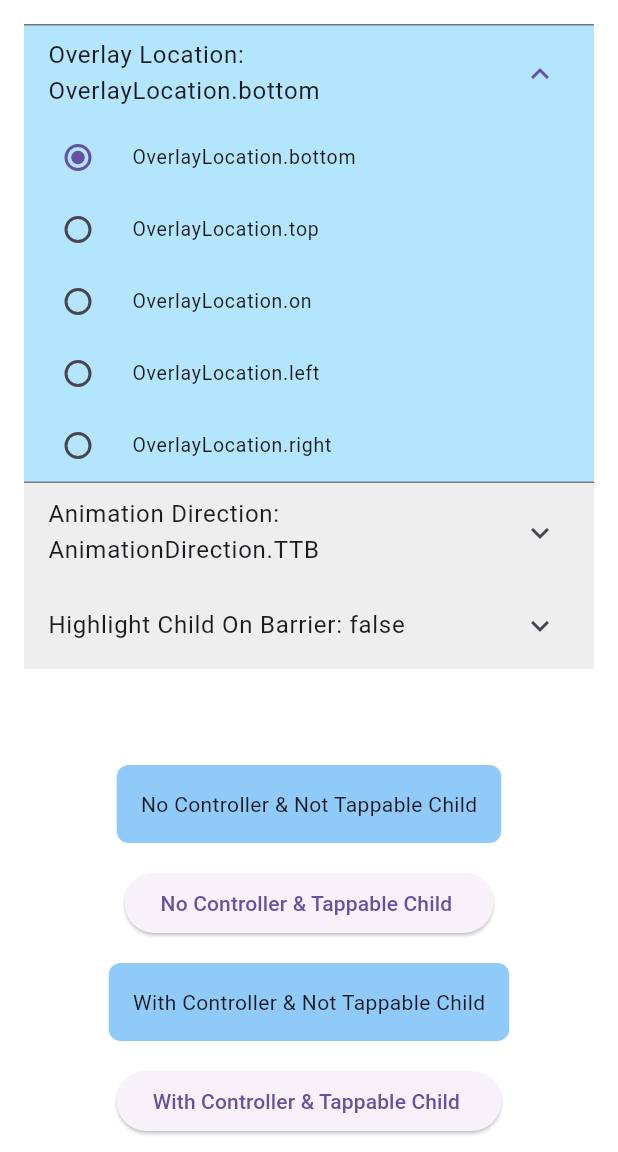
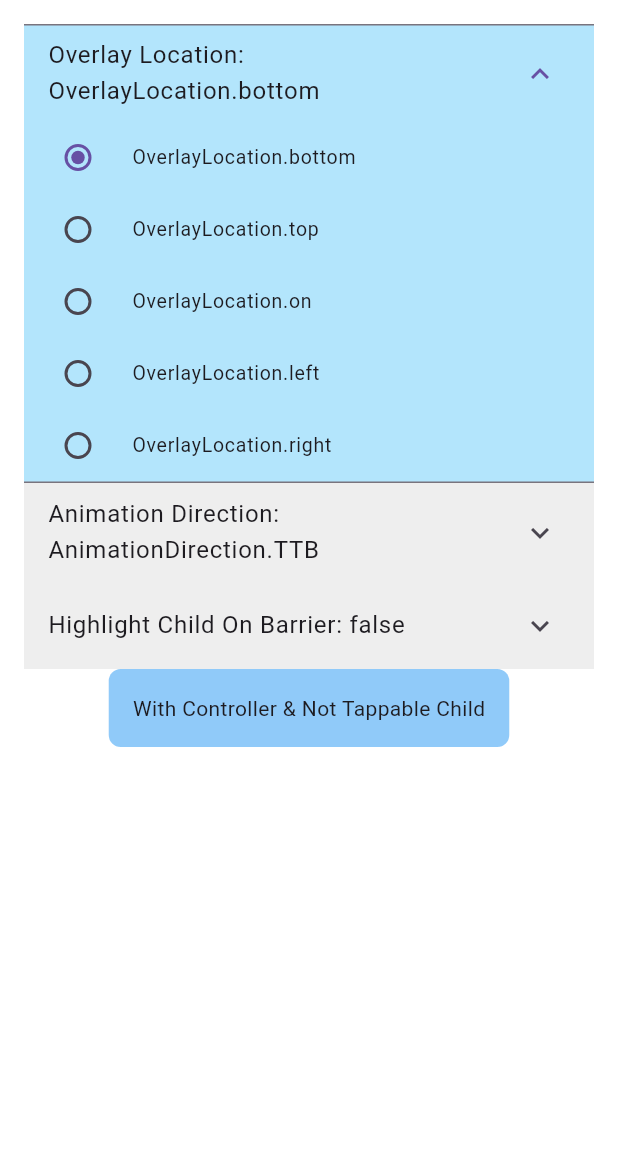
Before and after one commit to metekaganmusaak/overlay_popup_dialog, a Flutter app: the screen it shows after launch, after a tap on an icon or button, on a phone screen of 412 x 824 dp, the part 84-1236 px from its top. Run offline on Flutter 3.47's test engine with Material 3 defaults, Android fonts, the phone set to English and light mode, and no system bars.

Commit message:
new version

```diff
--- a/example/lib/main.dart
+++ b/example/lib/main.dart
@@ -61,6 +61,8 @@ class _HomePageState extends State<HomePage> {
   List<AnimationDirection> directions = [
     AnimationDirection.TTB,
     AnimationDirection.BTT,
+    AnimationDirection.LTR,
+    AnimationDirection.RTL,
   ];
 
   AnimationDirection selectedDirection = AnimationDirection.TTB;
@@ -90,25 +92,9 @@ class _HomePageState extends State<HomePage> {
                     title: Text(location.toString()),
                     onChanged: (v) {
                       if (v != null) {
-                        setState(() => selectedLocation = location);
-                        if (selectedLocation == OverlayLocation.left ||
-                            selectedLocation == OverlayLocation.right) {
-                          setState(() {
-                            selectedDirection = AnimationDirection.LTR;
-                            directions = [
-                              AnimationDirection.LTR,
-                              AnimationDirection.RTL,
-                            ];
-                          });
-                        } else {
-                          setState(() {
-                            selectedDirection = AnimationDirection.TTB;
-                            directions = [
-                              AnimationDirection.TTB,
-                              AnimationDirection.BTT,
-                            ];
-                          });
-                        }
+                        setState(() {
+                          selectedLocation = v;
+                        });
                       }
                     },
                   ),
@@ -148,40 +134,6 @@ class _HomePageState extends State<HomePage> {
                 ),
               ],
             ),
-
-            const SizedBox(height: 64),
-            // No Controller & Not Tappable Child
-            OverlayPopupDialog(
-              overlayLocation: selectedLocation,
-              animationDirection: selectedDirection,
-              highlightChildOnBarrier: highlightChildOnBarrier,
-              dialogChild: const _DialogWidget(onClose: null),
-              child: Container(
-                padding: const EdgeInsets.all(16),
-                decoration: BoxDecoration(
-                  color: Colors.blue[200],
-                  borderRadius: BorderRadius.circular(8),
-                ),
-                child: const Text('No Controller & Not Tappable Child'),
-              ),
-            ),
-            const SizedBox(height: 16),
-            // No Controller & Tappable Child
-            Align(
-              alignment: Alignment.center,
-              child: OverlayPopupDialog(
-                overlayLocation: selectedLocation,
-                animationDirection: selectedDirection,
-                highlightChildOnBarrier: highlightChildOnBarrier,
-                dialogChild: const _DialogWidget(onClose: null),
-                child: ElevatedButton(
-                  onPressed: () {},
-                  child: const Text('No Controller & Tappable Child '),
-                ),
-              ),
-            ),
-            const SizedBox(height: 16),
-            // With Controller & Not Tappable Child
             Align(
               alignment: Alignment.center,
               child: OverlayPopupDialog(
@@ -205,25 +157,6 @@ class _HomePageState extends State<HomePage> {
                 ),
               ),
             ),
-            const SizedBox(height: 16),
-            // With Controller & Tappable Child
-            Center(
-              child: OverlayPopupDialog(
-                controller: _overlayController2,
-                overlayLocation: selectedLocation,
-                leftGap: 0,
-                animationDirection: selectedDirection,
-                highlightChildOnBarrier: highlightChildOnBarrier,
-                dialogChild: _DialogWidget(onClose: _overlayController2.close),
-                child: ElevatedButton(
-                  onPressed: () {
-                    _overlayController2.show();
-                  },
-                  child: const Text('With Controller & Tappable Child '),
-                ),
-              ),
-            ),
-
             const SizedBox(height: 64),
           ],
         ),
--- a/lib/src/overlay_popup_dialog.dart
+++ b/lib/src/overlay_popup_dialog.dart
@@ -22,7 +22,7 @@ enum AnimationDirection {
   BTT;
 }
 
-class OverlayPopupDialog extends StatefulWidget {
+final class OverlayPopupDialog extends StatefulWidget {
   const OverlayPopupDialog({
     super.key,
     required this.child,
@@ -36,22 +36,10 @@ class OverlayPopupDialog extends StatefulWidget {
     this.rightGap = 0,
     this.topGap = 0,
     this.bottomGap = 0,
-  })  : assert(
-            overlayLocation == OverlayLocation.top ||
-                    overlayLocation == OverlayLocation.bottom ||
-                    overlayLocation == OverlayLocation.on
-                ? (animationDirection == AnimationDirection.TTB ||
-                    animationDirection == AnimationDirection.BTT)
-                : true,
-            'For top/bottom overlay locations, animation direction must be TTB or BTT.'),
-        assert(
-            overlayLocation == OverlayLocation.left ||
-                    overlayLocation == OverlayLocation.right
-                ? (animationDirection == AnimationDirection.LTR ||
-                    animationDirection == AnimationDirection.RTL)
-                : true,
-            'For left/right overlay locations, animation direction must be LTR or RTL.'),
-        assert(leftGap >= 0, 'Left gap must be at least 0.'),
+    this.barrierColor = Colors.black,
+    this.curve = Curves.easeInOut,
+    this.animationDuration = kThemeAnimationDuration,
+  })  : assert(leftGap >= 0, 'Left gap must be at least 0.'),
         assert(rightGap >= 0, 'Right gap must be at least 0.'),
         assert(topGap >= 0, 'Top gap must be at least 0.'),
         assert(bottomGap >= 0, 'Bottom gap must be at least 0.');
@@ -138,6 +126,22 @@ class OverlayPopupDialog extends StatefulWidget {
   ///
   final double bottomGap;
 
+  ///
+  /// The color of the barrier that appears behind the dialog.
+  /// The default value is [Colors.black.withOpacity(0.5)]
+  ///
+  final Color barrierColor;
+
+  ///
+  /// The curve of the animation. The default value is [Curves.easeInOut].
+  ///
+  final Curve curve;
+
+  ///
+  /// The duration of the animation. The default value is [kThemeAnimationDuration].
+  ///
+  final Duration animationDuration;
+
   @override
   State<OverlayPopupDialog> createState() => _OverlayPopupDialogState();
 }
@@ -186,7 +190,7 @@ class _OverlayPopupDialogState extends State<OverlayPopupDialog>
   void _initializeAnimations() {
     _animationController = AnimationController(
       vsync: this,
-      duration: kThemeAnimationDuration,
+      duration: widget.animationDuration,
     );
 
     _fadeAnimation = Tween<double>(
@@ -194,7 +198,7 @@ class _OverlayPopupDialogState extends State<OverlayPopupDialog>
       end: 1.0,
     ).animate(CurvedAnimation(
       parent: _animationController,
-      curve: Curves.easeInOut,
+      curve: widget.curve,
     ));
 
     _slideAnimation = _getSlideAnimation();
@@ -213,7 +217,7 @@ class _OverlayPopupDialogState extends State<OverlayPopupDialog>
       end: 0.0,
     ).animate(CurvedAnimation(
       parent: _animationController,
-      curve: Curves.easeOutCubic,
+      curve: widget.curve,
     ));
   }
 
@@ -290,7 +294,7 @@ class _OverlayPopupDialogState extends State<OverlayPopupDialog>
       case OverlayLocation.bottom:
         return childPosition.dy + childSize.height + widget.bottomGap;
       case OverlayLocation.on:
-        return childPosition.dy - (overlayHeight! / 2) + childSize.height / 2;
+        return childPosition.dy + childSize.height - (overlayHeight! / 2);
       default:
         return 0;
     }
@@ -301,7 +305,9 @@ class _OverlayPopupDialogState extends State<OverlayPopupDialog>
       width: [OverlayLocation.top, OverlayLocation.bottom, OverlayLocation.on]
               .contains(widget.overlayLocation)
           ? screenSize.width
-          : (screenSize.width - childSize.width) / 2,
+          : widget.overlayLocation == OverlayLocation.left
+              ? ((screenSize.width - childSize.width) / 2) - widget.leftGap
+              : ((screenSize.width - childSize.width) / 2) - widget.rightGap,
       constraints: BoxConstraints(
         maxHeight: screenSize.height * 0.8,
       ),
@@ -326,6 +332,7 @@ class _OverlayPopupDialogState extends State<OverlayPopupDialog>
 
   Offset _getTranslationOffset() {
     final value = _slideAnimation.value;
+
     return switch (widget.animationDirection) {
       AnimationDirection.TTB => Offset(0, value),
       AnimationDirection.BTT => Offset(0, -value),
@@ -370,9 +377,7 @@ class _OverlayPopupDialogState extends State<OverlayPopupDialog>
       child: GestureDetector(
         onTap: widget.barrierDismissible ? _removeOverlay : null,
         child: ColoredBox(
-          color: Theme.of(context)
-              .scaffoldBackgroundColor
-              .withOpacity(_fadeAnimation.value * 0.5),
+          color: widget.barrierColor.withOpacity(_fadeAnimation.value * 0.5),
         ),
       ),
     );
--- a/pubspec.yaml
+++ b/pubspec.yaml
@@ -1,6 +1,6 @@
 name: overlay_popup_dialog
 description: Overlay Popup Dialog for Android, iOS, Web, Desktop and Linux. Easy to use overlay popup dialog for Flutter.
-version: 0.1.1
+version: 0.1.5
 homepage: https://github.com/metekaganmusaak/overlay_popup_dialog
 
 environment:
```
Also changed, not shown: 1 other file.
